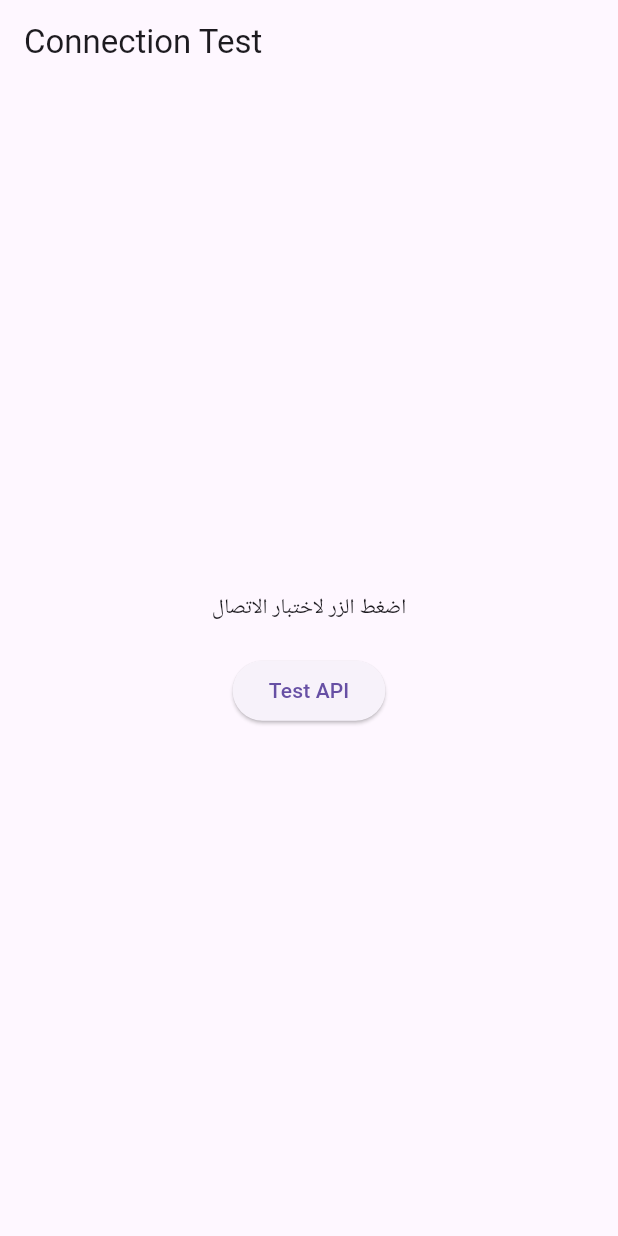
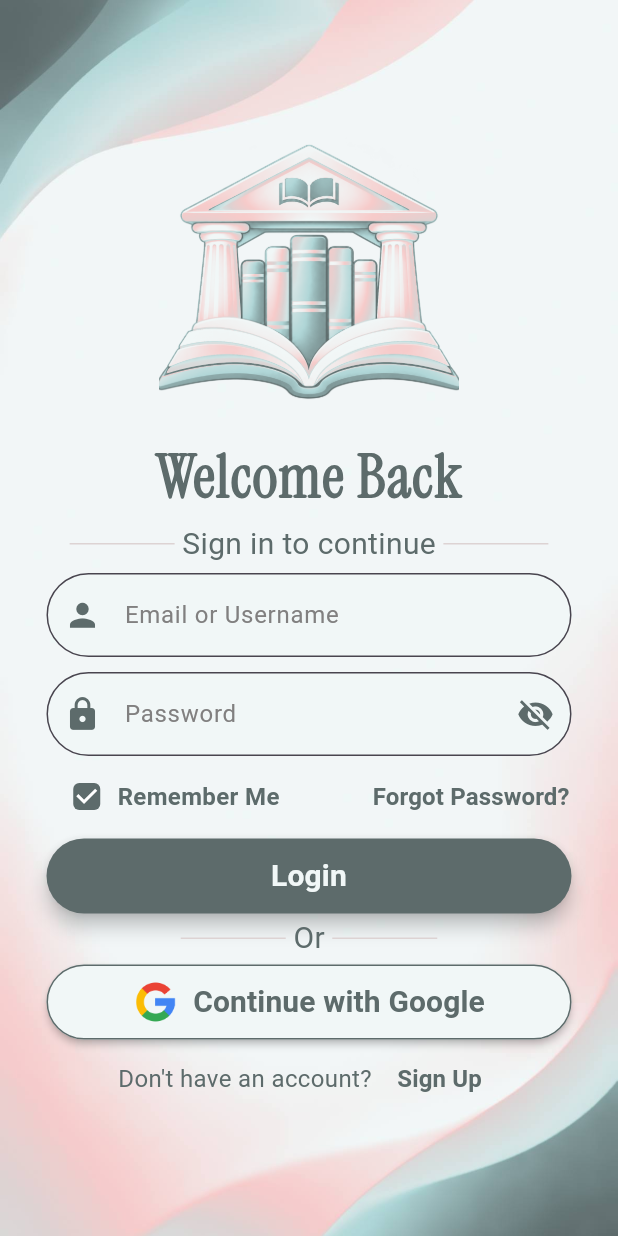
Before and after one commit to Owais-Al-Mahros/book-lending-app, a Flutter app: the screen it shows after launch, on a phone screen of 412 x 824 dp. Run offline on Flutter 3.47's test engine with Material 3 defaults, Android fonts, the phone set to English and light mode, and no system bars; our stand-ins replace email_validator.

Commit message:
add login screen

```diff
--- /dev/null
+++ b/mobile/lib/features/pages/colors.dart
@@ -0,0 +1,11 @@
+import 'package:flutter/material.dart';
+
+class MyColors {
+  static const Color color1 = Color(0xFFF7CBCA);
+  static const Color color2 = Color(0xFFDDD3D3);
+  static const Color color3 = Color(0xFFF1F7F7);
+  static const Color color4 = Color(0xFFD5E5E5);
+  static const Color color5 = Color(0xFFB0D7D8);
+  static const Color basicColor = Color(0xFF5D6B6B);
+  static const Color hintColor = Color.fromARGB(255, 129, 128, 128);
+}
--- /dev/null
+++ b/mobile/lib/features/pages/login_screen.dart
@@ -0,0 +1,266 @@
+import 'package:flutter/material.dart';
+import 'package:mobile/features/pages/colors.dart';
+import 'package:mobile/features/pages/my_widgets.dart';
+import 'package:email_validator/email_validator.dart';
+
+GlobalKey<FormState> formKey = GlobalKey();
+final _emailController = TextEditingController();
+final _passwordController = TextEditingController();
+
+class LoginScreen extends StatefulWidget {
+  const LoginScreen({super.key});
+
+  @override
+  State<LoginScreen> createState() => _LoginScreenState();
+}
+
+class _LoginScreenState extends State<LoginScreen> {
+  @override
+  void dispose() {
+    _emailController.dispose();
+    _passwordController.dispose();
+    super.dispose();
+  }
+
+  bool _obscurePassword = true;
+  bool _rememberMe = true;
+  @override
+  Widget build(BuildContext context) {
+    return Scaffold(
+      body: Container(
+        decoration: BoxDecoration(
+          image: DecorationImage(
+            image: AssetImage("lib/features/images/background.jpg"),
+            fit: BoxFit.cover,
+          ),
+          boxShadow: [
+            BoxShadow(
+              color: MyColors.color2,
+              spreadRadius: 5,
+              blurRadius: 7,
+              offset: Offset(0, 3),
+            ),
+          ],
+        ),
+        child: Form(
+          key: formKey,
+          child: Center(
+            child: Column(
+              mainAxisAlignment: MainAxisAlignment.center,
+              children: [
+                Image.asset(
+                  "lib/features/images/logo.png",
+                  width: 200,
+                  height: 200,
+                  fit: BoxFit.cover,
+                ),
+                SizedBox(height: 8),
+                Text(
+                  "Welcome Back",
+                  style: TextStyle(
+                    color: MyColors.basicColor,
+                    fontFamily: "InstrumentSerif",
+                    fontSize: 40,
+                    fontWeight: FontWeight.w700,
+                    letterSpacing: 1,
+                  ),
+                ),
+                SizedBox(height: 2),
+                LineText(text: "Sign in to continue"),
+                SizedBox(height: 5),
+                MyTextField(
+                  hint: "Email or Username",
+                  icon: Icons.person,
+                  controller: _emailController,
+                  validator: validateEmail,
+                ),
+                SizedBox(height: 10),
+                MyTextField(
+                  hint: "Password",
+                  icon: Icons.lock,
+                  controller: _passwordController,
+                  validator: validatePassword,
+                  suffix: IconButton(
+                    onPressed: () {
+                      setState(() {
+                        _obscurePassword = !_obscurePassword;
+                      });
+                    },
+                    icon: Icon(
+                      _obscurePassword
+                          ? Icons.visibility_off
+                          : Icons.visibility,
+                      size: 25,
+                      color: MyColors.basicColor,
+                    ),
+                  ),
+                ),
+                SizedBox(height: 3),
+                Row(
+                  mainAxisAlignment: MainAxisAlignment.center,
+                  children: [
+                    Row(
+                      children: [
+                        SizedBox(width: 20),
+                        Container(
+                          width: 35,
+                          height: 35,
+                          child: Checkbox(
+                            value: _rememberMe,
+                            activeColor: MyColors.basicColor,
+                            shape: RoundedRectangleBorder(
+                              borderRadius: BorderRadius.circular(4),
+                            ),
+                            onChanged: (val) {
+                              setState(() {
+                                _rememberMe = val ?? false;
+                              });
+                            },
+                          ),
+                        ),
+                        SizedBox(width: 3),
+                        Text(
+                          'Remember Me',
+                          style: TextStyle(
+                            fontSize: 16,
+                            color: MyColors.basicColor,
+                            fontWeight: FontWeight.w600,
+                          ),
+                        ),
+                      ],
+                    ),
+                    SizedBox(width: 50),
+                    TextButton(
+                      onPressed: () {},
+                      child: Text(
+                        'Forgot Password?',
+                        style: TextStyle(
+                          fontSize: 16,
+                          color: MyColors.basicColor,
+                          fontWeight: FontWeight.w600,
+                        ),
+                      ),
+                    ),
+                  ],
+                ),
+                SizedBox(height: 4),
+                Container(
+                  height: 50,
+                  width: 350,
+                  child: MaterialButton(
+                    onPressed: () {
+                      login();
+                    },
+                    elevation: 5,
+                    shape: RoundedRectangleBorder(
+                      borderRadius: BorderRadius.circular(50),
+                    ),
+                    color: MyColors.basicColor,
+                    child: Text(
+                      "Login",
+                      style: TextStyle(
+                        color: MyColors.color3,
+                        fontSize: 20,
+                        fontWeight: FontWeight.bold,
+                      ),
+                      textAlign: TextAlign.center,
+                    ),
+                  ),
+                ),
+                SizedBox(height: 2),
+                LineText(text: "Or"),
+                SizedBox(height: 3),
+                Container(
+                  height: 50,
+                  width: 350,
+                  child: MaterialButton(
+                    onPressed: () {},
+                    shape: RoundedRectangleBorder(
+                      borderRadius: BorderRadius.circular(50),
+                      side: BorderSide(color: MyColors.basicColor, width: 1),
+                    ),
+                    color: MyColors.color3,
+                    child: Row(
+                      mainAxisAlignment: MainAxisAlignment.center,
+                      children: [
+                        Container(
+                          height: 30,
+                          width: 30,
+                          child: Image.asset(
+                            "lib/features/images/google.png",
+                            fit: BoxFit.cover,
+                          ),
+                        ),
+                        SizedBox(width: 10),
+                        Text(
+                          "Continue with Google",
+                          style: TextStyle(
+                            color: MyColors.basicColor,
+                            fontSize: 20,
+                            fontWeight: FontWeight.bold,
+                          ),
+                          textAlign: TextAlign.center,
+                        ),
+                      ],
+                    ),
+                  ),
+                ),
+                SizedBox(height: 2),
+                Row(
+                  mainAxisAlignment: MainAxisAlignment.center,
+                  children: [
+                    Text(
+                      "Don't have an account?",
+                      style: TextStyle(
+                        color: MyColors.basicColor,
+                        fontSize: 16,
+                        fontWeight: FontWeight.w400,
+                      ),
+                    ),
+                    SizedBox(width: 5),
+                    TextButton(
+                      onPressed: () {},
+                      child: Text(
+                        "Sign Up",
+                        style: TextStyle(
+                          color: MyColors.basicColor,
+                          fontSize: 16,
+                          fontWeight: FontWeight.bold,
+                        ),
+                      ),
+                    ),
+                  ],
+                ),
+              ],
+            ),
+          ),
+        ),
+      ),
+    );
+  }
+}
+
+String? validateEmail(String? value) {
+  final text = value?.trim() ?? '';
+  if (text.isEmpty) return 'Enter your email or username';
+  if (text.contains('@') && !EmailValidator.validate(text)) {
+    return 'Enter a valid email';
+  }
+  if (!text.contains('@') && text.length < 3) {
+    return 'Username must be at least 3 characters';
+  }
+  return null;
+}
+
+String? validatePassword(String? value) {
+  if (value == null || value.isEmpty) return 'Enter your password';
+  if (value.length < 6) return 'At least 6 characters';
+  return null;
+}
+
+void login() {
+  if (formKey.currentState!.validate()) {
+    final email = _emailController.text.trim();
+    final password = _passwordController.text;
+  }
+}
--- /dev/null
+++ b/mobile/lib/features/pages/my_widgets.dart
@@ -0,0 +1,84 @@
+import 'package:flutter/material.dart';
+import 'package:mobile/features/pages/colors.dart';
+
+class MyTextField extends StatelessWidget {
+  final String hint;
+  final IconData icon;
+  final bool obscure;
+  final Widget? suffix;
+  final TextEditingController? controller;
+  final String? Function(String?)? validator;
+
+  const MyTextField({
+    super.key,
+    required this.hint,
+    required this.icon,
+    this.obscure = false,
+    this.suffix,
+    this.controller,
+    this.validator,
+  });
+
+  @override
+  Widget build(BuildContext context) {
+    return Container(
+      width: 350,
+      child: TextFormField(
+        controller: controller,
+        validator: validator,
+        obscureText: obscure,
+        decoration: InputDecoration(
+          filled: true,
+          fillColor: MyColors.color3,
+          hintText: hint,
+          hintStyle: TextStyle(color: MyColors.hintColor),
+          prefixIcon: Icon(icon, color: MyColors.basicColor, size: 25),
+          suffixIcon: suffix,
+          border: OutlineInputBorder(
+            borderRadius: BorderRadius.circular(50),
+            borderSide: BorderSide(color: MyColors.color2, width: 2),
+          ),
+          focusedBorder: OutlineInputBorder(
+            borderRadius: BorderRadius.circular(50),
+            borderSide: BorderSide(color: MyColors.color2, width: 3),
+          ),
+          errorBorder: OutlineInputBorder(
+            borderRadius: BorderRadius.circular(50),
+            borderSide: BorderSide(color: Colors.red, width: 2),
+          ),
+          focusedErrorBorder: OutlineInputBorder(
+            borderRadius: BorderRadius.circular(50),
+            borderSide: BorderSide(color: Colors.red, width: 3),
+          ),
+        ),
+      ),
+    );
+  }
+}
+
+class LineText extends StatelessWidget {
+  final String text;
+
+  const LineText({super.key, required this.text});
+
+  @override
+  Widget build(BuildContext context) {
+    return Row(
+      mainAxisAlignment: MainAxisAlignment.center,
+      children: [
+        Container(height: 1, width: 70, color: MyColors.color2),
+        SizedBox(width: 5),
+        Text(
+          text,
+          style: TextStyle(
+            color: MyColors.basicColor,
+            fontSize: 20,
+            fontWeight: FontWeight.w400,
+          ),
+        ),
+        SizedBox(width: 5),
+        Container(height: 1, width: 70, color: MyColors.color2),
+      ],
+    );
+  }
+}
--- /dev/null
+++ b/mobile/lib/features/pages/splash_screen.dart
@@ -0,0 +1,46 @@
+import 'dart:async';
+
+import 'package:flutter/material.dart';
+import 'package:mobile/features/pages/login_screen.dart';
+
+class SplashScreen extends StatefulWidget {
+  const SplashScreen({super.key});
+
+  @override
+  State<SplashScreen> createState() => _SplashScreenState();
+}
+
+class _SplashScreenState extends State<SplashScreen> {
+  @override
+  void initState() {
+    super.initState();
+    Timer(const Duration(seconds: 3), () {
+      Navigator.pushReplacement(
+        context,
+        MaterialPageRoute(builder: (context) => const LoginScreen()),
+      );
+    });
+  }
+
+  @override
+  Widget build(BuildContext context) {
+    return Scaffold(
+      body: Container(
+        decoration: BoxDecoration(
+          image: DecorationImage(
+            image: AssetImage("lib/features/images/background.jpg"),
+            fit: BoxFit.cover,
+          ),
+        ),
+        child: Center(
+          child: Image.asset(
+            "lib/features/images/logo.png",
+            height: 250,
+            width: 250,
+            fit: BoxFit.contain,
+          ),
+        ),
+      ),
+    );
+  }
+}
--- a/mobile/lib/main.dart
+++ b/mobile/lib/main.dart
@@ -1,11 +1,12 @@
-import 'package:dio/dio.dart';
+//import 'package:dio/dio.dart';
 import 'package:flutter/material.dart';
-import 'package:device_preview/device_preview.dart';
+//import 'package:device_preview/device_preview.dart';
+import 'package:mobile/features/pages/splash_screen.dart';
 
-import 'core/api_config.dart';
+//import 'core/api_config.dart';
 
 void main() {
-  DevicePreview.enable();
+//DevicePreview.enable();
   runApp(const MyApp());
 }
 
@@ -14,47 +15,49 @@ class MyApp extends StatelessWidget {
 
   @override
   Widget build(BuildContext context) {
-    return const MaterialApp(home: PingScreen());
+    return const MaterialApp(
+      debugShowCheckedModeBanner: false,
+      home: SplashScreen());
   }
 }
 
-class PingScreen extends StatefulWidget {
-  const PingScreen({super.key});
+// class PingScreen extends StatefulWidget {
+//   const PingScreen({super.key});
 
-  @override
-  State<PingScreen> createState() => _PingScreenState();
-}
+//   @override
+//   State<PingScreen> createState() => _PingScreenState();
+// }
 
-class _PingScreenState extends State<PingScreen> {
-  String result = 'اضغط الزر لاختبار الاتصال';
+// class _PingScreenState extends State<PingScreen> {
+//   String result = 'اضغط الزر لاختبار الاتصال';
 
-  Future<void> testConnection() async {
-    try {
-      final dio = Dio(BaseOptions(baseUrl: ApiConfig.baseUrl));
-      final res = await dio.get('/ping');
-      setState(() => result = '✅ ${res.data}');
-    } catch (e) {
-      setState(() => result = '❌ $e');
-    }
-  }
+//   Future<void> testConnection() async {
+//     try {
+//       final dio = Dio(BaseOptions(baseUrl: ApiConfig.baseUrl));
+//       final res = await dio.get('/ping');
+//       setState(() => result = '✅ ${res.data}');
+//     } catch (e) {
+//       setState(() => result = '❌ $e');
+//     }
+//   }
 
-  @override
-  Widget build(BuildContext context) {
-    return Scaffold(
-      appBar: AppBar(title: const Text('Connection Test')),
-      body: Center(
-        child: Column(
-          mainAxisSize: MainAxisSize.min,
-          children: [
-            Text(result, textAlign: TextAlign.center),
-            const SizedBox(height: 20),
-            ElevatedButton(
-              onPressed: testConnection,
-              child: const Text('Test API'),
-            ),
-          ],
-        ),
-      ),
-    );
-  }
-}
+//   @override
+//   Widget build(BuildContext context) {
+//     return Scaffold(
+//       appBar: AppBar(title: const Text('Connection Test')),
+//       body: Center(
+//         child: Column(
+//           mainAxisSize: MainAxisSize.min,
+//           children: [
+//             Text(result, textAlign: TextAlign.center),
+//             const SizedBox(height: 20),
+//             ElevatedButton(
+//               onPressed: testConnection,
+//               child: const Text('Test API'),
+//             ),
+//           ],
+//         ),
+//       ),
+//     );
+//   }
+// }
```
Also changed, not shown: mobile/pubspec.yaml (+10 -7 lines), mobile/fonts/InstrumentSerif-Regular.ttf (added), mobile/lib/features/images/background.jpg (added), mobile/lib/features/images/google.png (added), mobile/lib/features/images/logo.png (added), mobile/pubspec.lock, 3 other files.
